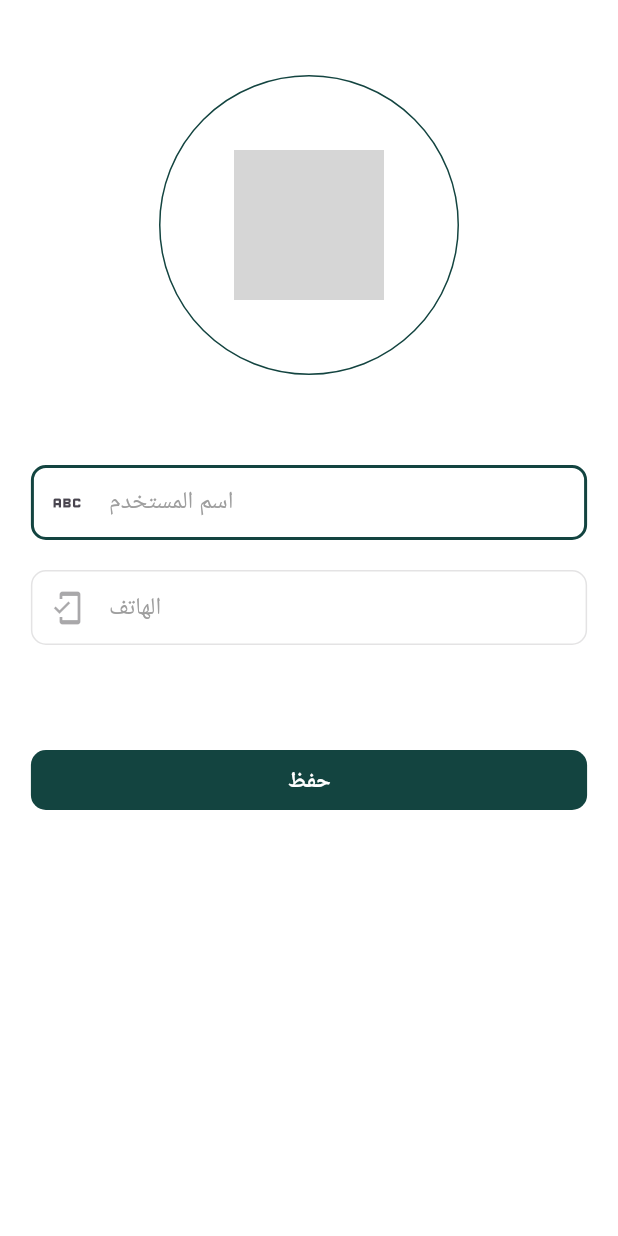
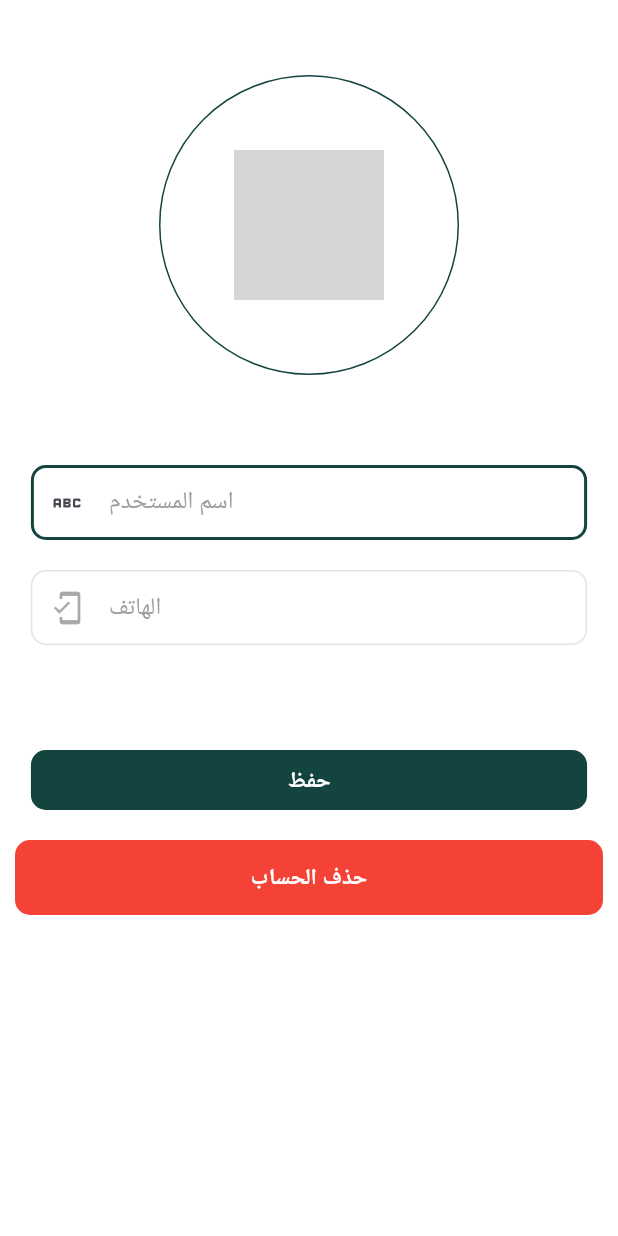
Before and after one commit to osamaaaaaaaaa/Hato, a Flutter app: the Profile screen opened directly, on a phone screen of 412 x 824 dp. Run offline on Flutter 3.47's test engine with Material 3 defaults, Android fonts, the phone set to English and light mode, and no system bars; our stand-ins replace animated_splash_screen, carousel_slider, cloud_firestore, file_picker, firebase_auth, firebase_core and 12 more; missing offline and left inert: expand_widget, restart_app, shrink_sidemenu; accounts and stored records are empty; network calls fail; grey boxes are pictures that could not be loaded.

Commit message:
delete acc

```diff
--- a/lib/Controller/AuthController.dart
+++ b/lib/Controller/AuthController.dart
@@ -146,6 +146,7 @@ class AuthController extends GetxController {
   }
 
   _onVerificationFailed(FirebaseAuthException exception) {
+    AppHelper.errorsnackbar(exception);
     if (exception.code == 'invalid-phone-number') {
       showMessage("The phone number entered is invalid!");
     }
--- a/lib/Local/Local.dart
+++ b/lib/Local/Local.dart
@@ -60,6 +60,7 @@ class Lan extends Translations {
           "signup": "التسجيل",
           "addmobile": " برجاء ادخال رقم الهاتف لتسجيل الدخول",
           "ok": "حسنا",
+          "deleteacc": "حذف الحساب"
         },
         "en": {
           "continue": "continue",
@@ -107,7 +108,8 @@ class Lan extends Translations {
           "shoulsignin": "You are no a register user please login",
           "signin": "Sign In",
           "addmobile": "Enter Mobile to login",
-          "ok": 'Ok'
+          "ok": 'Ok',
+          "deleteacc": "Delete Account"
         }
       };
 }
--- a/lib/View/Screens/Auth/Login.dart
+++ b/lib/View/Screens/Auth/Login.dart
@@ -99,6 +99,8 @@ class Login extends StatelessWidget {
                           AppHelper().addmobile();
                           return;
                         }
+                        print(mobile.text);
+                        //  return;
                         controller.CheckIfExist(mobile.text.trim().toString());
                       },
                       width: Get.width * 0.9),
--- a/lib/View/Screens/Home/Home.dart
+++ b/lib/View/Screens/Home/Home.dart
@@ -542,7 +542,7 @@ Widget buildMenu(context, name, id) {
                 mainAxisAlignment: MainAxisAlignment.end,
                 children: [
                   Text(
-                    'logout'.tr,
+                    !controller.guest ? 'logout'.tr : 'signin'.tr,
                     style: TextStyle(
                         fontSize: 15,
                         fontWeight: FontWeight.bold,
--- a/lib/View/Screens/Settings/Profile.dart
+++ b/lib/View/Screens/Settings/Profile.dart
@@ -1,9 +1,11 @@
 // ignore_for_file: use_key_in_widget_constructors, must_be_immutable, prefer_const_constructors, file_names
 
+import 'package:firebase_auth/firebase_auth.dart';
 import 'package:flutter/material.dart';
 import 'package:get/get.dart';
 import 'package:superconnect/Controller/SettingController.dart';
 import 'package:superconnect/Utils/Helper.dart';
+import 'package:superconnect/View/Screens/Auth/Login.dart';
 import 'package:superconnect/View/Widgets/TextField.dart';
 
 import '../../../Utils/Colors.dart';
@@ -98,9 +100,22 @@ class Profile extends StatelessWidget {
                         controller.editUser();
                       },
                       width: Get.width * 0.9),
-              const SizedBox(
-                height: 30,
-              )
+
+              button(
+                  color: Colors.red,
+                  title: 'deleteacc'.tr,
+                  fontsize: 15,
+                  fontColor: Colors.white,
+                  height: 50,
+                  function: () {
+                    AppHelper().showAreSureMoreDialg(
+                        title: 'deleteacc'.tr,
+                        ontap: () {
+                          FirebaseAuth.instance.currentUser?.delete();
+                          Get.offAll(() => Login());
+                        });
+                  },
+                  width: Get.width)
             ],
           ),
         ),
```
Also changed, not shown: lib/Utils/Helper.dart (+27 -0 lines).
